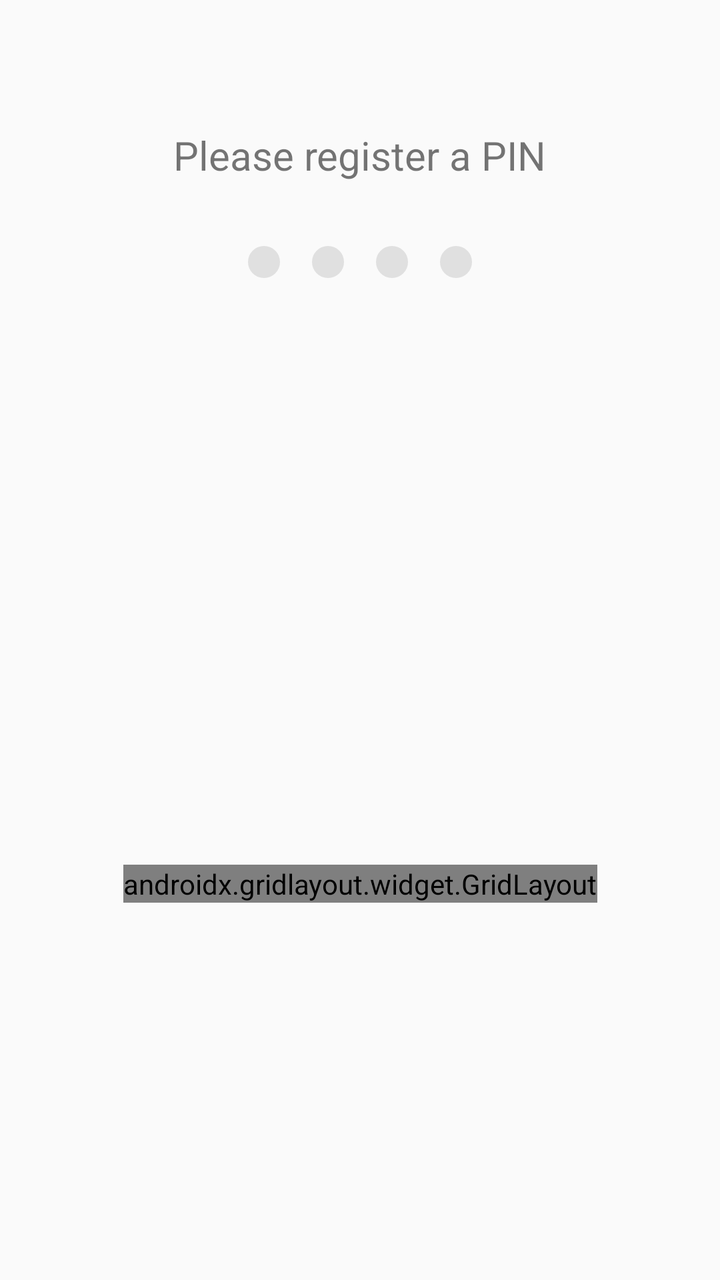
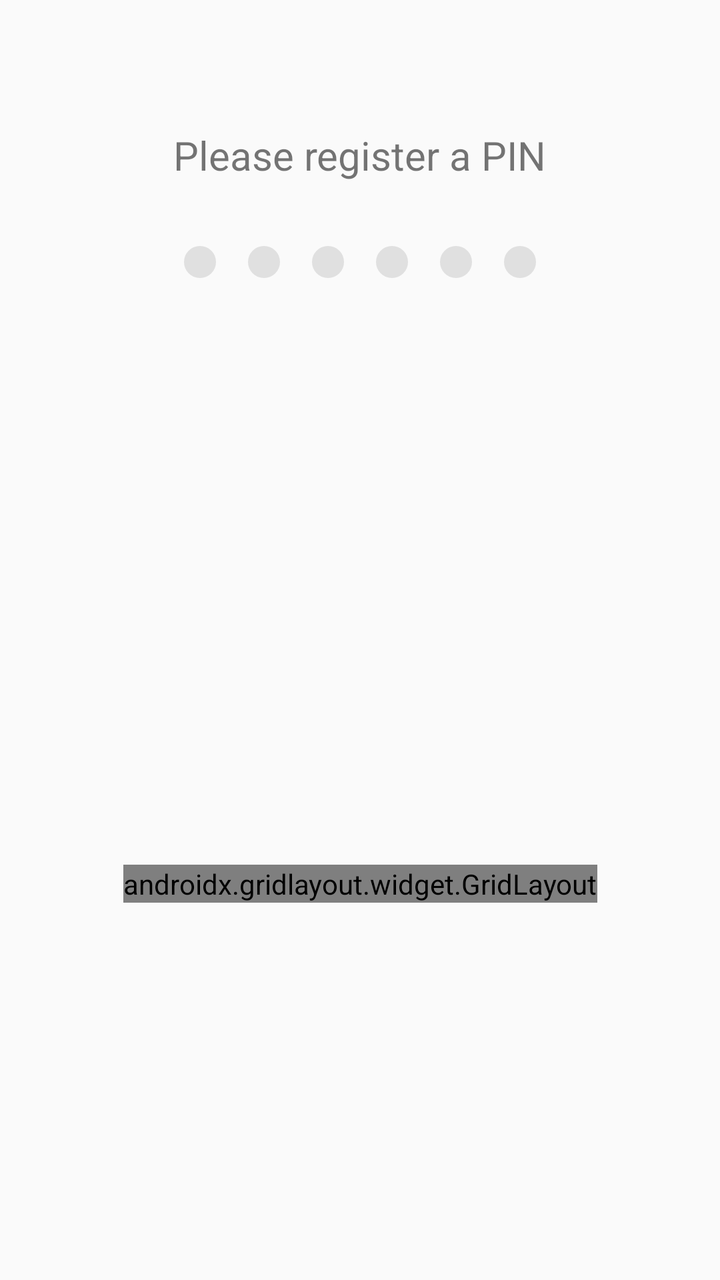

Screens rendered from an Android XML layout before and after an edit, with the pre-edit source and the edit as a unified diff.
<!-- AndroidManifest.xml: application theme Theme.OID4VC -->
<!-- res/layout/activity_pin.xml -->
<?xml version="1.0" encoding="utf-8"?>
<androidx.constraintlayout.widget.ConstraintLayout xmlns:android="http://schemas.android.com/apk/res/android"
    xmlns:app="http://schemas.android.com/apk/res-auto"
    xmlns:tools="http://schemas.android.com/tools"
    android:layout_width="match_parent"
    android:layout_height="match_parent"
    android:padding="16dp"
    tools:context=".PinActivity">

    <TextView
        android:id="@+id/pinTitleTextView"
        android:layout_width="wrap_content"
        android:layout_height="wrap_content"
        android:text="Please register a PIN"
        android:textSize="20sp"
        app:layout_constraintBottom_toTopOf="@+id/pinIndicatorLayout"
        app:layout_constraintEnd_toEndOf="parent"
        app:layout_constraintStart_toStartOf="parent"
        app:layout_constraintTop_toTopOf="parent"
        app:layout_constraintVertical_bias="0.3"
        app:layout_constraintVertical_chainStyle="packed" />

    <LinearLayout
        android:id="@+id/pinIndicatorLayout"
        android:layout_width="wrap_content"
        android:layout_height="wrap_content"
        android:layout_marginTop="24dp"
        android:orientation="horizontal"
        app:layout_constraintBottom_toTopOf="@+id/keypad_guideline"
        app:layout_constraintEnd_toEndOf="parent"
        app:layout_constraintStart_toStartOf="parent"
        app:layout_constraintTop_toBottomOf="@+id/pinTitleTextView">

        <ImageView
            android:id="@+id/dot1"
            android:layout_width="wrap_content"
            android:layout_height="wrap_content"
            android:layout_margin="8dp"
            android:src="@drawable/pin_dot_empty" />

        <ImageView
            android:id="@+id/dot2"
            android:layout_width="wrap_content"
            android:layout_height="wrap_content"
            android:layout_margin="8dp"
            android:src="@drawable/pin_dot_empty" />

        <ImageView
            android:id="@+id/dot3"
            android:layout_width="wrap_content"
            android:layout_height="wrap_content"
            android:layout_margin="8dp"
            android:src="@drawable/pin_dot_empty" />

        <ImageView
            android:id="@+id/dot4"
            android:layout_width="wrap_content"
            android:layout_height="wrap_content"
            android:layout_margin="8dp"
            android:src="@drawable/pin_dot_empty" />
    </LinearLayout>

    <androidx.constraintlayout.widget.Guideline
        android:id="@+id/keypad_guideline"
        android:layout_width="wrap_content"
        android:layout_height="wrap_content"
        android:orientation="horizontal"
        app:layout_constraintGuide_percent="0.4" />

    <androidx.gridlayout.widget.GridLayout
        android:layout_width="wrap_content"
        android:layout_height="wrap_content"
        app:columnCount="3"
        app:layout_constraintBottom_toBottomOf="parent"
        app:layout_constraintEnd_toEndOf="parent"
        app:layout_constraintStart_toStartOf="parent"
        app:layout_constraintTop_toBottomOf="@id/keypad_guideline">

        <Button
            android:id="@+id/button1"
            style="@style/PinKey"
            android:text="1" />
        <Button
            android:id="@+id/button2"
            style="@style/PinKey"
            android:text="2" />
        <Button
            android:id="@+id/button3"
            style="@style/PinKey"
            android:text="3" />
        <Button
            android:id="@+id/button4"
            style="@style/PinKey"
            android:text="4" />
        <Button
            android:id="@+id/button5"
            style="@style/PinKey"
            android:text="5" />
        <Button
            android:id="@+id/button6"
            style="@style/PinKey"
            android:text="6" />
        <Button
            android:id="@+id/button7"
            style="@style/PinKey"
            android:text="7" />
        <Button
            android:id="@+id/button8"
            style="@style/PinKey"
            android:text="8" />
        <Button
            android:id="@+id/button9"
            style="@style/PinKey"
            android:text="9" />
        <Button
            android:id="@+id/buttonClear"
            style="@style/PinKey"
            android:text="X" />
        <Button
            android:id="@+id/button0"
            style="@style/PinKey"
            android:text="0" />
        <Button
            android:id="@+id/buttonBackspace"
            style="@style/PinKey"
            android:text="⌫"
            />
    </androidx.gridlayout.widget.GridLayout>

</androidx.constraintlayout.widget.ConstraintLayout>
<!-- resources referenced by this layout -->
<resources>
  <!-- drawable pin_dot_empty (drawable) -->
  <?xml version="1.0" encoding="utf-8"?>
  <shape xmlns:android="http://schemas.android.com/apk/res/android"
      android:shape="oval">
      <solid android:color="#E0E0E0" />
      <size
          android:width="16dp"
          android:height="16dp" />
  </shape>
  <style name="PinKey" parent="Widget.AppCompat.Button.Borderless">
          <item name="android:layout_width">80dp</item>
          <item name="android:layout_height">80dp</item>
          <item name="android:layout_margin">12dp</item>
          <item name="android:background">@drawable/pin_key_background</item>
          <item name="android:textSize">28sp</item>
          <item name="android:textColor">@android:color/black</item>
  
      </style>
  <style name="Theme.OID4VC" parent="Base.Theme.OID4VC" />
  <!-- drawable pin_key_background (drawable) -->
  <?xml version="1.0" encoding="utf-8"?>
  <ripple xmlns:android="http://schemas.android.com/apk/res/android"
      android:color="#BDBDBD"> <item>
      <shape android:shape="oval">
          <solid android:color="#E0E0E0" /> </shape>
  </item>
  
  </ripple>
  <style name="Base.Theme.OID4VC" parent="Theme.AppCompat.Light.NoActionBar">
      </style>
</resources>

<!-- the commit's change to res/layout/activity_pin.xml (unified diff, before → after) -->
@@ -54,6 +54,20 @@
 
         <ImageView
             android:id="@+id/dot4"
+            android:layout_width="wrap_content"
+            android:layout_height="wrap_content"
+            android:layout_margin="8dp"
+            android:src="@drawable/pin_dot_empty" />
+
+        <ImageView
+            android:id="@+id/dot5"
+            android:layout_width="wrap_content"
+            android:layout_height="wrap_content"
+            android:layout_margin="8dp"
+            android:src="@drawable/pin_dot_empty" />
+
+        <ImageView
+            android:id="@+id/dot6"
             android:layout_width="wrap_content"
             android:layout_height="wrap_content"
             android:layout_margin="8dp"
